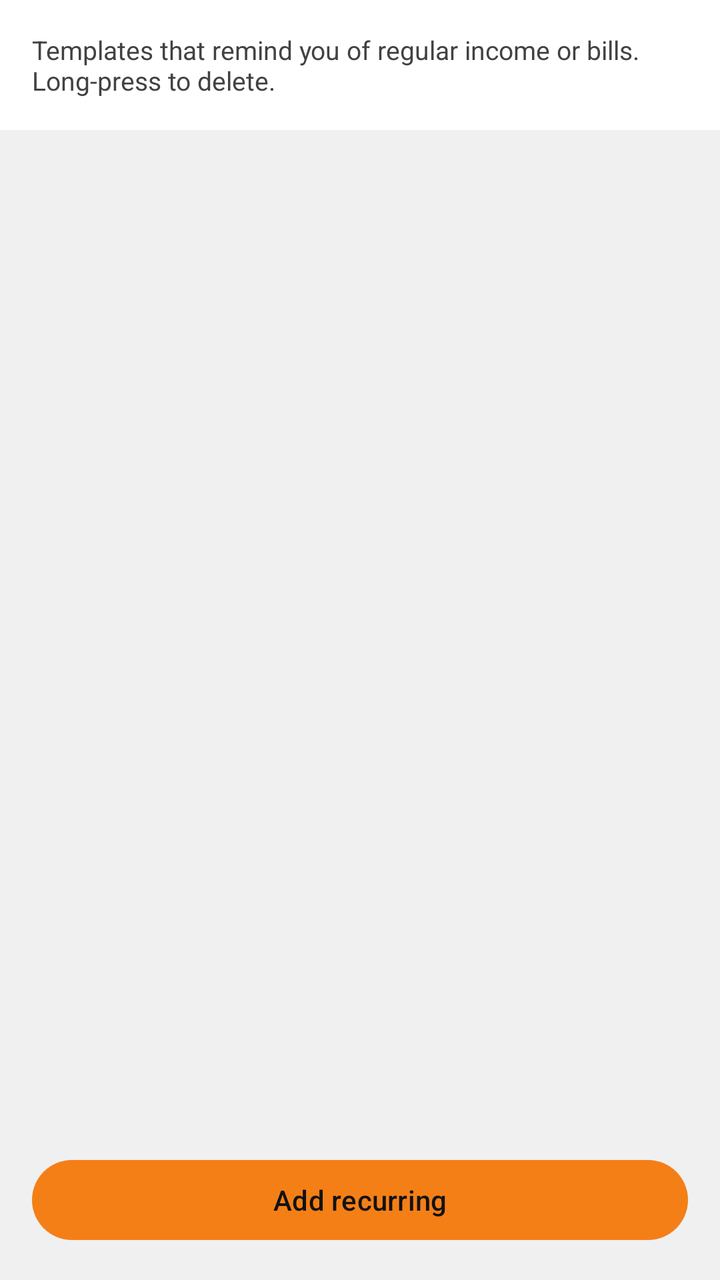
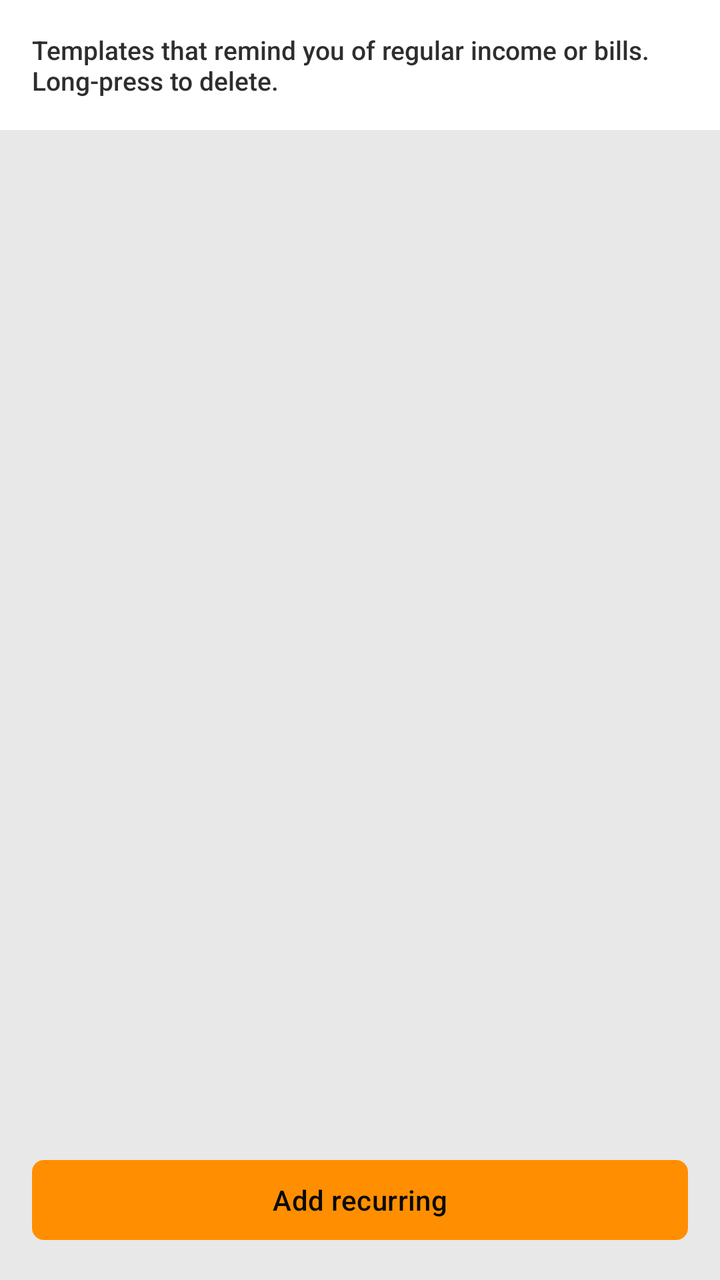

Compare the two renders of this Android layout. The source of the first and the diff that turns it into the second are given below.
<!-- AndroidManifest.xml: application theme Theme.MoneyManager -->
<!-- res/layout/fragment_recurring.xml -->
<?xml version="1.0" encoding="utf-8"?>
<LinearLayout xmlns:android="http://schemas.android.com/apk/res/android"
    xmlns:app="http://schemas.android.com/apk/res-auto"
    android:layout_width="match_parent"
    android:layout_height="match_parent"
    android:orientation="vertical"
    android:background="@color/background_gray">

    <TextView
        android:layout_width="match_parent"
        android:layout_height="wrap_content"
        android:padding="16dp"
        android:text="@string/recurring_hint"
        android:textColor="@color/text_secondary"
        android:textSize="13sp"
        android:background="@color/surface_white" />

    <TextView
        android:id="@+id/tv_recurring_empty"
        android:layout_width="match_parent"
        android:layout_height="wrap_content"
        android:padding="24dp"
        android:gravity="center"
        android:text="@string/recurring_empty"
        android:textColor="@color/text_secondary"
        android:visibility="gone" />

    <androidx.recyclerview.widget.RecyclerView
        android:id="@+id/rv_recurring"
        android:layout_width="match_parent"
        android:layout_height="0dp"
        android:layout_weight="1"
        android:padding="8dp" />

    <com.google.android.material.button.MaterialButton
        android:id="@+id/btn_add_recurring"
        android:layout_width="match_parent"
        android:layout_height="wrap_content"
        android:layout_margin="16dp"
        android:text="@string/add_recurring"
        android:textColor="@color/button_on_yellow"
        app:backgroundTint="@color/primary_yellow_dark" />
</LinearLayout>
<!-- resources referenced by this layout -->
<resources>
  <color name="background_gray">#F0F0F0</color>
  <color name="button_on_yellow">#121212</color>
  <color name="primary_yellow_dark">#F57F17</color>
  <color name="surface_white">#FFFFFF</color>
  <color name="text_secondary">#424242</color>
  <string name="add_recurring">Add recurring</string>
  <string name="recurring_empty">No recurring items yet</string>
  <string name="recurring_hint">Templates that remind you of regular income or bills. Long-press to delete.</string>
  <style name="Theme.MoneyManager" parent="Base.Theme.MoneyManager" />
  <style name="Base.Theme.MoneyManager" parent="Theme.Material3.DayNight.NoActionBar">
          <item name="colorPrimary">@color/primary_yellow</item>
          <item name="colorPrimaryVariant">@color/primary_yellow_dark</item>
          <item name="colorOnPrimary">@color/text_primary</item>
          <item name="colorSecondary">@color/accent_blue</item>
          <item name="colorSecondaryVariant">@color/teal_700</item>
          <item name="colorOnSecondary">@color/white</item>
          <item name="android:statusBarColor">@color/primary_yellow_dark</item>
          <item name="android:navigationBarColor">@color/background_gray</item>
          <item name="android:windowBackground">@color/background_gray</item>
          <item name="colorSurface">@color/surface_white</item>
          <item name="colorOnSurface">@color/text_primary</item>
          <item name="android:textColorPrimary">@color/text_primary</item>
          <item name="android:textColorSecondary">@color/text_secondary</item>
      </style>
  <color name="primary_yellow">#F9A825</color>
  <color name="text_primary">#121212</color>
  <color name="accent_blue">#0D47A1</color>
  <color name="teal_700">#00695C</color>
  <color name="white">#FFFFFFFF</color>
</resources>

<!-- the commit's change to res/layout/fragment_recurring.xml (unified diff, before → after) -->
@@ -14,6 +14,27 @@
         android:textColor="@color/text_secondary"
         android:textSize="13sp"
         android:background="@color/surface_white" />
+
+    <TextView
+        android:id="@+id/tv_suggestions_header"
+        android:layout_width="match_parent"
+        android:layout_height="wrap_content"
+        android:paddingHorizontal="16dp"
+        android:paddingTop="12dp"
+        android:paddingBottom="4dp"
+        android:text="@string/subscription_suggestions"
+        android:textColor="@color/text_primary"
+        android:textSize="14sp"
+        android:textStyle="bold"
+        android:visibility="gone" />
+
+    <androidx.recyclerview.widget.RecyclerView
+        android:id="@+id/rv_suggestions"
+        android:layout_width="match_parent"
+        android:layout_height="wrap_content"
+        android:paddingHorizontal="8dp"
+        android:nestedScrollingEnabled="false"
+        android:visibility="gone" />
 
     <TextView
         android:id="@+id/tv_recurring_empty"
<!-- resource entries referenced after the edit -->
@@ -1,13 +1,14 @@
 <!-- resources referenced by this layout -->
 <resources>
-  <color name="background_gray">#F0F0F0</color>
-  <color name="button_on_yellow">#121212</color>
-  <color name="primary_yellow_dark">#F57F17</color>
+  <color name="background_gray">#E8E8E8</color>
+  <color name="button_on_yellow">#0A0A0A</color>
+  <color name="primary_yellow_dark">#FF8F00</color>
   <color name="surface_white">#FFFFFF</color>
-  <color name="text_secondary">#424242</color>
+  <color name="text_secondary">#2E2E2E</color>
   <string name="add_recurring">Add recurring</string>
   <string name="recurring_empty">No recurring items yet</string>
   <string name="recurring_hint">Templates that remind you of regular income or bills. Long-press to delete.</string>
+  <string name="subscription_suggestions">Detected subscriptions</string>
   <style name="Theme.MoneyManager" parent="Base.Theme.MoneyManager" />
   <style name="Base.Theme.MoneyManager" parent="Theme.Material3.DayNight.NoActionBar">
           <item name="colorPrimary">@color/primary_yellow</item>
@@ -23,11 +24,27 @@
           <item name="colorOnSurface">@color/text_primary</item>
           <item name="android:textColorPrimary">@color/text_primary</item>
           <item name="android:textColorSecondary">@color/text_secondary</item>
+          <item name="android:textColorHint">@color/text_secondary</item>
+          <item name="android:fontFamily">sans-serif-medium</item>
+          <item name="materialButtonStyle">@style/Widget.Jaruri.Button</item>
+          <item name="borderlessButtonStyle">@style/Widget.Jaruri.Button.Text</item>
+          <item name="dividerHorizontal">@color/hairline</item>
+          <item name="dividerVertical">@color/hairline</item>
       </style>
-  <color name="primary_yellow">#F9A825</color>
-  <color name="text_primary">#121212</color>
-  <color name="accent_blue">#0D47A1</color>
+  <color name="primary_yellow">#FFB300</color>
+  <color name="text_primary">#0A0A0A</color>
+  <color name="accent_blue">#0B3D91</color>
   <color name="teal_700">#00695C</color>
   <color name="white">#FFFFFFFF</color>
+  <style name="Widget.Jaruri.Button" parent="Widget.Material3.Button">
+          <item name="android:textAllCaps">false</item>
+          <item name="android:letterSpacing">0.01</item>
+          <item name="cornerRadius">6dp</item>
+      </style>
+  <style name="Widget.Jaruri.Button.Text" parent="Widget.Material3.Button.TextButton">
+          <item name="android:textAllCaps">false</item>
+          <item name="android:letterSpacing">0.01</item>
+      </style>
+  <color name="hairline">#757575</color>
 </resources>
 
